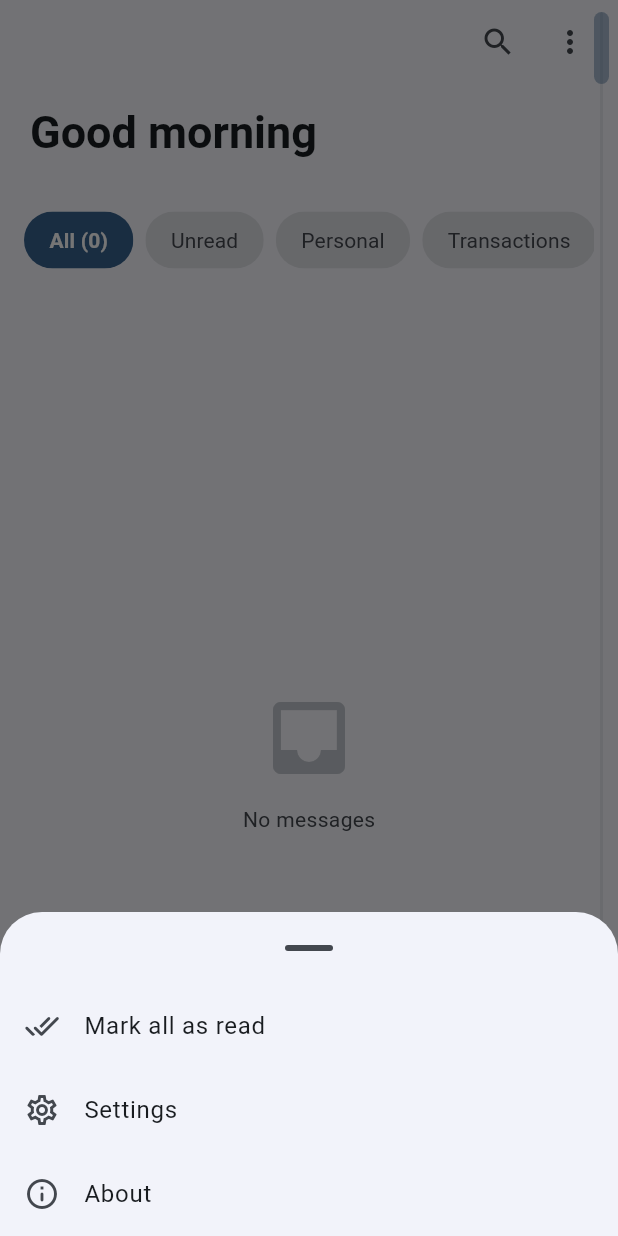
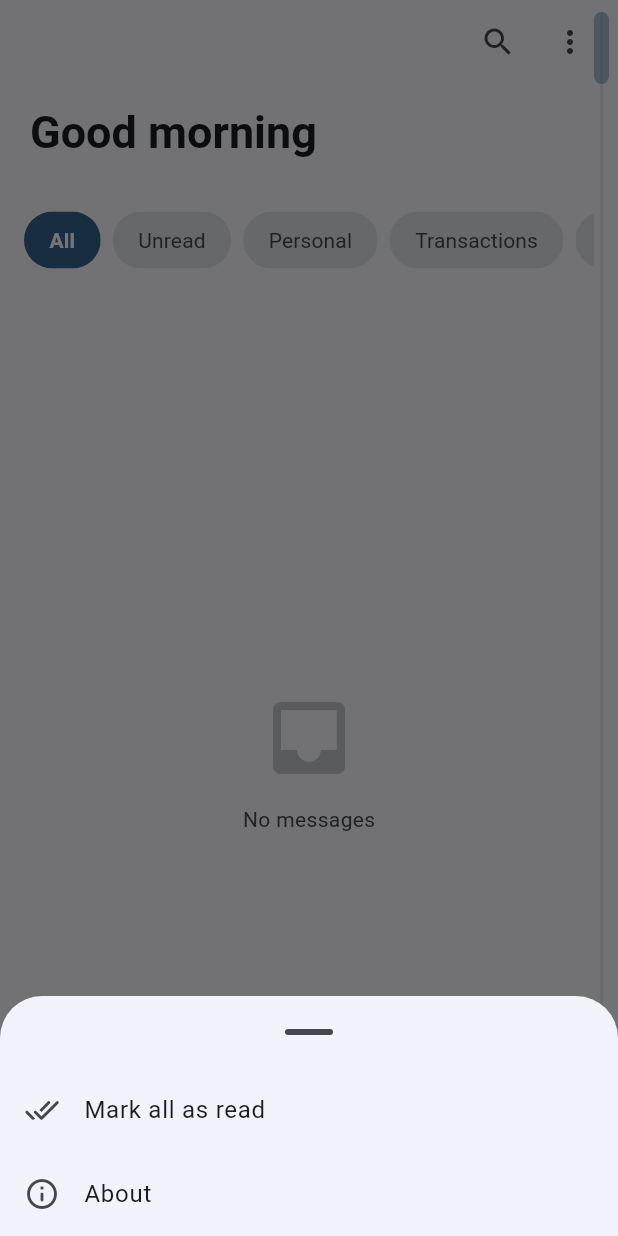
Before and after one commit to Dheeraj-Reddy-Mallapu/sms_manager, a Flutter app: the screen it shows after launch, after a tap on the "more vert" icon, on a phone screen of 412 x 824 dp. Run offline on Flutter 3.47's test engine with Material 3 defaults, Android fonts, the phone set to English and light mode, and no system bars; drawn by our look-alikes of dynamic_color; our stand-ins replace bloc, equatable, flutter_bloc, get_it, go_router, material_ui and 1 more; accounts and stored records are empty.

Commit message:
Fix new conversation routing and remove settings

```diff
--- a/lib/src/core/routing/app_router.dart
+++ b/lib/src/core/routing/app_router.dart
@@ -8,6 +8,7 @@ import 'package:sms_manager/src/features/conversation/presentation/pages/convers
 import 'package:sms_manager/src/features/compose/presentation/pages/compose_page.dart';
 import 'package:sms_manager/src/features/home/presentation/pages/home_page.dart';
 import 'package:sms_manager/src/features/home/presentation/pages/splash_page.dart';
+
 
 /// Helper: wraps ConversationPage in its own BlocProvider so each
 /// conversation gets an independent ConversationBloc instance.
@@ -67,6 +68,7 @@ final appRouter = GoRouter(
             return ComposePage(initialBody: initialBody);
           },
         ),
+
       ],
     ),
 
--- a/lib/src/features/home/presentation/pages/home_page.dart
+++ b/lib/src/features/home/presentation/pages/home_page.dart
@@ -111,7 +111,6 @@ class _HomePageState extends State<HomePage> {
   ) {
     // Filter threads based on active category
     final filteredThreads = _filterThreads(state.threads, state.activeCategory);
-    final unreadCount = state.threads.where((t) => !t.read).length;
 
     return TimelineScrollbar(
       controller: _scrollController,
@@ -274,13 +273,11 @@ class _HomePageState extends State<HomePage> {
       child: Row(
         children: categories.map((category) {
           final isSelected = state.activeCategory == category;
-          final unreadForChip = category == 'Unread'
+          final badgeCount = category == 'Unread'
               ? state.threads.where((t) => !t.read).length
-              : 0;
+              : (category == 'All' ? state.threads.length : 0);
 
-          final displayLabel = category == 'All'
-              ? 'All (${state.threads.length})'
-              : category;
+          final displayLabel = category;
 
           return Padding(
             padding: const EdgeInsets.only(right: 8.0),
@@ -289,7 +286,7 @@ class _HomePageState extends State<HomePage> {
                 mainAxisSize: MainAxisSize.min,
                 children: [
                   Text(displayLabel),
-                  if (category == 'Unread' && unreadForChip > 0) ...[
+                  if (badgeCount > 0) ...[
                     const SizedBox(width: 6),
                     Container(
                       padding: const EdgeInsets.symmetric(
@@ -303,7 +300,7 @@ class _HomePageState extends State<HomePage> {
                         borderRadius: BorderRadius.circular(10),
                       ),
                       child: Text(
-                        unreadForChip > 999 ? '999+' : unreadForChip.toString(),
+                        badgeCount > 999 ? '999+' : badgeCount.toString(),
                         style: TextStyle(
                           color: isSelected
                               ? colorScheme.primary
@@ -561,13 +558,7 @@ class _HomePageState extends State<HomePage> {
                   );
                 },
               ),
-              ListTile(
-                leading: const Icon(Icons.settings_outlined),
-                title: const Text('Settings'),
-                onTap: () {
-                  Navigator.pop(context);
-                },
-              ),
+
               ListTile(
                 leading: const Icon(Icons.info_outline_rounded),
                 title: const Text('About'),
```
Also changed, not shown: lib/src/features/compose/presentation/pages/compose_page.dart (+13 -9 lines), lib/src/features/conversation/presentation/pages/conversation_page.dart (+14 -2 lines), 22 other files.
